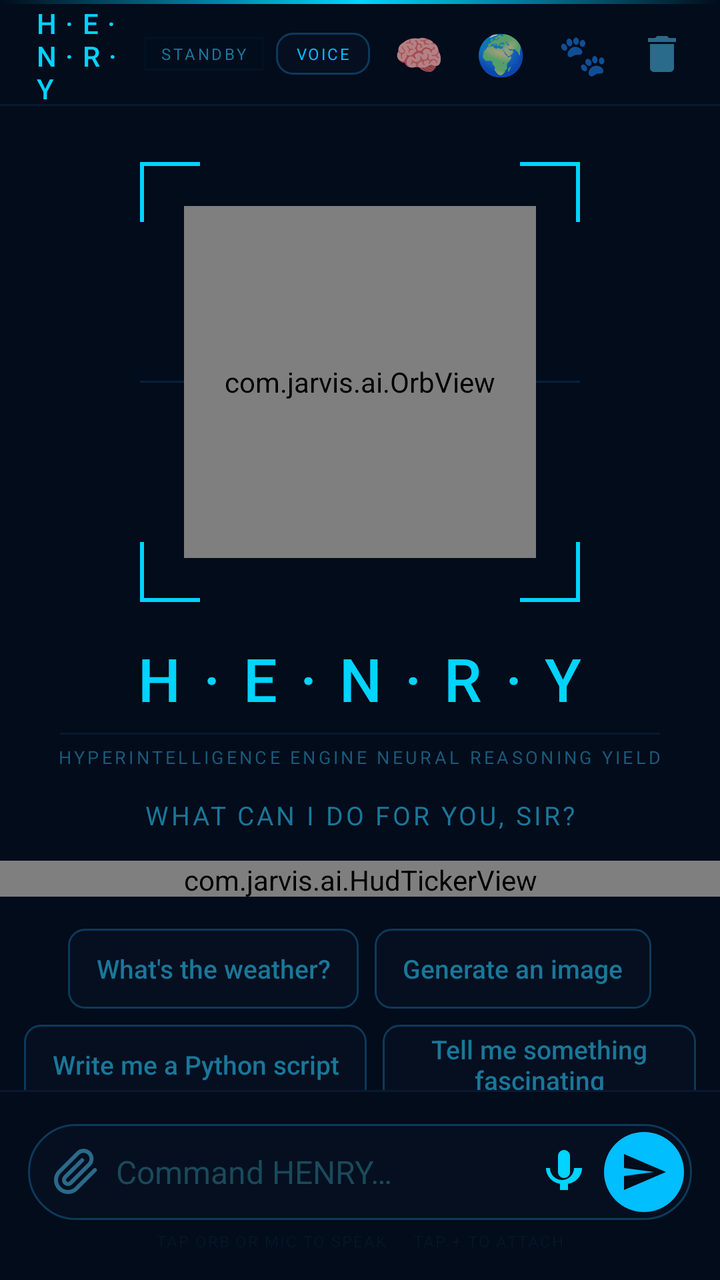
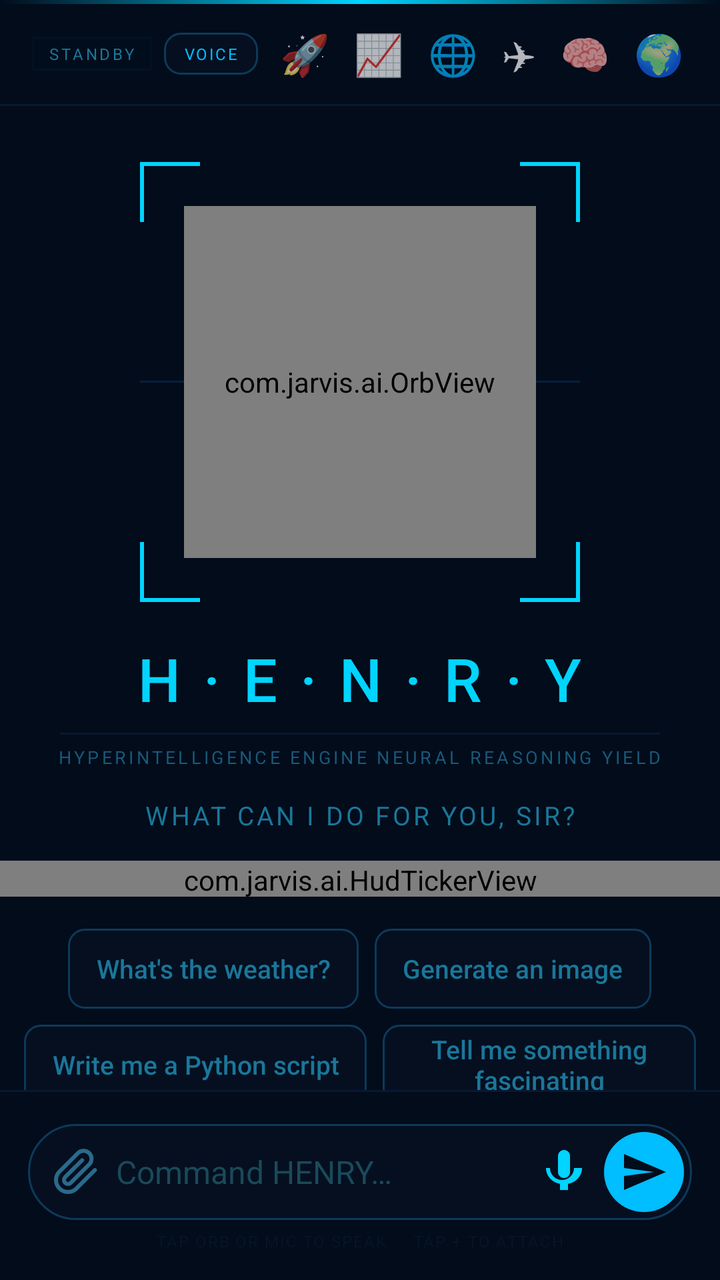

Compare the two renders of this Android layout. The source of the first and the diff that turns it into the second are given below.
<!-- AndroidManifest.xml: application theme Theme.Jarvis -->
<!-- res/layout/activity_main.xml -->
<?xml version="1.0" encoding="utf-8"?>
<androidx.constraintlayout.widget.ConstraintLayout
    xmlns:android="http://schemas.android.com/apk/res/android"
    xmlns:app="http://schemas.android.com/apk/res-auto"
    android:layout_width="match_parent"
    android:layout_height="match_parent"
    android:background="#020C1B">

    
    <View
        android:id="@+id/top_line"
        android:layout_width="match_parent"
        android:layout_height="2dp"
        android:background="@drawable/bg_gradient_line"
        app:layout_constraintTop_toTopOf="parent"
        app:layout_constraintStart_toStartOf="parent"/>

    
    <LinearLayout
        android:id="@+id/topbar"
        android:layout_width="match_parent"
        android:layout_height="50dp"
        android:orientation="horizontal"
        android:gravity="center_vertical"
        android:paddingStart="16dp"
        android:paddingEnd="12dp"
        android:background="#020C1B"
        app:layout_constraintTop_toBottomOf="@id/top_line"
        app:layout_constraintStart_toStartOf="parent">

        
        <LinearLayout
            android:layout_width="0dp"
            android:layout_height="wrap_content"
            android:layout_weight="1"
            android:orientation="vertical">

            <TextView
                android:id="@+id/tv_title"
                android:layout_width="wrap_content"
                android:layout_height="wrap_content"
                android:text="H·E·N·R·Y"
                android:textColor="#00D4FF"
                android:textSize="14sp"
                android:letterSpacing="0.32"
                android:fontFamily="sans-serif-medium"/>

            <TextView
                android:layout_width="wrap_content"
                android:layout_height="wrap_content"
                android:text="HYPERINTELLIGENCE ENGINE NEURAL REASONING YIELD"
                android:textColor="#2E6A8A"
                android:textSize="6sp"
                android:letterSpacing="0.12"/>

        </LinearLayout>

        
        <TextView
            android:id="@+id/tv_status"
            android:layout_width="wrap_content"
            android:layout_height="wrap_content"
            android:text="STANDBY"
            android:textColor="#1A7799"
            android:textSize="8sp"
            android:letterSpacing="0.16"
            android:paddingHorizontal="8dp"
            android:paddingVertical="3dp"
            android:layout_marginEnd="6dp"
            android:background="@drawable/bg_status_badge"/>

        
        <TextView
            android:id="@+id/btn_voice"
            android:layout_width="wrap_content"
            android:layout_height="wrap_content"
            android:text="VOICE"
            android:textColor="#00BEFF"
            android:textSize="8sp"
            android:letterSpacing="0.1"
            android:paddingHorizontal="10dp"
            android:paddingVertical="5dp"
            android:layout_marginEnd="6dp"
            android:background="@drawable/bg_chip"
            android:clickable="true"
            android:focusable="true"
            android:contentDescription="Voice settings"/>

        
        <TextView
            android:id="@+id/btn_brain"
            android:layout_width="wrap_content"
            android:layout_height="wrap_content"
            android:text="🧠"
            android:textSize="20sp"
            android:paddingHorizontal="6dp"
            android:paddingVertical="4dp"
            android:layout_marginEnd="4dp"
            android:clickable="true"
            android:focusable="true"
            android:contentDescription="Brain"/>

        
        <TextView
            android:id="@+id/btn_earth_map"
            android:layout_width="wrap_content"
            android:layout_height="wrap_content"
            android:text="🌍"
            android:textSize="20sp"
            android:paddingHorizontal="6dp"
            android:paddingVertical="4dp"
            android:layout_marginEnd="4dp"
            android:clickable="true"
            android:focusable="true"
            android:contentDescription="Earth Map"/>

        
        <TextView
            android:id="@+id/btn_animal_scan"
            android:layout_width="wrap_content"
            android:layout_height="wrap_content"
            android:text="🐾"
            android:textSize="20sp"
            android:paddingHorizontal="6dp"
            android:paddingVertical="4dp"
            android:layout_marginEnd="4dp"
            android:clickable="true"
            android:focusable="true"
            android:contentDescription="Animal Scanner"/>

        
        <ImageButton
            android:id="@+id/btn_clear"
            android:layout_width="34dp"
            android:layout_height="34dp"
            android:background="@android:color/transparent"
            android:src="@drawable/ic_delete"
            android:contentDescription="Clear"
            android:tint="#2A6A8A"/>

    </LinearLayout>

    
    <View
        android:id="@+id/top_bar_line"
        android:layout_width="match_parent"
        android:layout_height="1dp"
        android:background="#081830"
        app:layout_constraintTop_toBottomOf="@id/topbar"
        app:layout_constraintStart_toStartOf="parent"/>

    
    <androidx.core.widget.NestedScrollView
        android:id="@+id/scroll_main"
        android:layout_width="match_parent"
        android:layout_height="0dp"
        android:fillViewport="true"
        app:layout_constraintTop_toBottomOf="@id/top_bar_line"
        app:layout_constraintBottom_toTopOf="@id/bottom_bar_line"
        app:layout_constraintStart_toStartOf="parent"
        app:layout_constraintEnd_toEndOf="parent">

        <LinearLayout
            android:layout_width="match_parent"
            android:layout_height="wrap_content"
            android:orientation="vertical">

            
            <LinearLayout
                android:id="@+id/orb_section"
                android:layout_width="match_parent"
                android:layout_height="wrap_content"
                android:orientation="vertical"
                android:gravity="center"
                android:paddingTop="28dp"
                android:paddingBottom="4dp">

                
                <FrameLayout
                    android:layout_width="220dp"
                    android:layout_height="220dp"
                    android:gravity="center">

                    
                    <View android:layout_width="30dp" android:layout_height="2dp"
                        android:background="#00D4FF" android:layout_gravity="top|start"/>
                    <View android:layout_width="2dp" android:layout_height="30dp"
                        android:background="#00D4FF" android:layout_gravity="top|start"/>
                    
                    <View android:layout_width="30dp" android:layout_height="2dp"
                        android:background="#00D4FF" android:layout_gravity="top|end"/>
                    <View android:layout_width="2dp" android:layout_height="30dp"
                        android:background="#00D4FF" android:layout_gravity="top|end"/>
                    
                    <View android:layout_width="30dp" android:layout_height="2dp"
                        android:background="#00D4FF" android:layout_gravity="bottom|start"/>
                    <View android:layout_width="2dp" android:layout_height="30dp"
                        android:background="#00D4FF" android:layout_gravity="bottom|start"/>
                    
                    <View android:layout_width="30dp" android:layout_height="2dp"
                        android:background="#00D4FF" android:layout_gravity="bottom|end"/>
                    <View android:layout_width="2dp" android:layout_height="30dp"
                        android:background="#00D4FF" android:layout_gravity="bottom|end"/>

                    
                    <View android:layout_width="match_parent" android:layout_height="1dp"
                        android:background="#06203A" android:layout_gravity="center"/>

                    
                    <com.jarvis.ai.OrbView
                        android:id="@+id/orb_view"
                        android:layout_width="176dp"
                        android:layout_height="176dp"
                        android:layout_gravity="center"
                        android:clickable="true"
                        android:focusable="true"/>

                </FrameLayout>

                
                <TextView
                    android:id="@+id/tv_henry_name"
                    android:layout_width="wrap_content"
                    android:layout_height="wrap_content"
                    android:text="H·E·N·R·Y"
                    android:textColor="#00D4FF"
                    android:textSize="30sp"
                    android:letterSpacing="0.38"
                    android:fontFamily="sans-serif-medium"
                    android:layout_marginTop="18dp"/>

                
                <View
                    android:layout_width="300dp"
                    android:layout_height="1dp"
                    android:background="#081830"
                    android:layout_marginTop="7dp"/>

                
                <TextView
                    android:layout_width="wrap_content"
                    android:layout_height="wrap_content"
                    android:text="HYPERINTELLIGENCE ENGINE NEURAL REASONING YIELD"
                    android:textColor="#1A5A7A"
                    android:textSize="9sp"
                    android:letterSpacing="0.16"
                    android:layout_marginTop="5dp"/>

                
                <TextView
                    android:id="@+id/tv_orb_hint"
                    android:layout_width="wrap_content"
                    android:layout_height="wrap_content"
                    android:text="WHAT CAN I DO FOR YOU, SIR?"
                    android:textColor="#1A7799"
                    android:textSize="13sp"
                    android:letterSpacing="0.1"
                    android:layout_marginTop="14dp"/>

                
                <com.jarvis.ai.HudTickerView
                    android:layout_width="match_parent"
                    android:layout_height="18dp"
                    android:layout_marginTop="14dp"/>

            </LinearLayout>

            
            <LinearLayout
                android:id="@+id/chips_row1"
                android:layout_width="match_parent"
                android:layout_height="wrap_content"
                android:orientation="horizontal"
                android:gravity="center"
                android:paddingHorizontal="12dp"
                android:layout_marginTop="12dp">

                <Button
                    android:id="@+id/chip1"
                    style="@android:style/Widget.Material.Button.Borderless"
                    android:layout_width="wrap_content"
                    android:layout_height="40dp"
                    android:text="What's the weather?"
                    android:textColor="#1A7799"
                    android:textSize="13sp"
                    android:textAllCaps="false"
                    android:background="@drawable/bg_chip"
                    android:paddingHorizontal="14dp"
                    android:layout_marginEnd="8dp"
                    android:stateListAnimator="@null"/>

                <Button
                    android:id="@+id/chip2"
                    style="@android:style/Widget.Material.Button.Borderless"
                    android:layout_width="wrap_content"
                    android:layout_height="40dp"
                    android:text="Generate an image"
                    android:textColor="#1A7799"
                    android:textSize="13sp"
                    android:textAllCaps="false"
                    android:background="@drawable/bg_chip"
                    android:paddingHorizontal="14dp"
                    android:stateListAnimator="@null"/>

            </LinearLayout>

            
            <LinearLayout
                android:id="@+id/chips_row2"
                android:layout_width="match_parent"
                android:layout_height="wrap_content"
                android:orientation="horizontal"
                android:gravity="center"
                android:paddingHorizontal="12dp"
                android:layout_marginTop="8dp">

                <Button
                    android:id="@+id/chip3"
                    style="@android:style/Widget.Material.Button.Borderless"
                    android:layout_width="wrap_content"
                    android:layout_height="40dp"
                    android:text="Write me a Python script"
                    android:textColor="#1A7799"
                    android:textSize="13sp"
                    android:textAllCaps="false"
                    android:background="@drawable/bg_chip"
                    android:paddingHorizontal="14dp"
                    android:layout_marginEnd="8dp"
                    android:stateListAnimator="@null"/>

                <Button
                    android:id="@+id/chip4"
                    style="@android:style/Widget.Material.Button.Borderless"
                    android:layout_width="wrap_content"
                    android:layout_height="40dp"
                    android:text="Tell me something fascinating"
                    android:textColor="#1A7799"
                    android:textSize="13sp"
                    android:textAllCaps="false"
                    android:background="@drawable/bg_chip"
                    android:paddingHorizontal="14dp"
                    android:stateListAnimator="@null"/>

            </LinearLayout>

            
            <LinearLayout
                android:id="@+id/chips_row3"
                android:layout_width="match_parent"
                android:layout_height="wrap_content"
                android:orientation="horizontal"
                android:gravity="center"
                android:paddingHorizontal="12dp"
                android:layout_marginTop="8dp"
                android:layout_marginBottom="12dp">

                <Button
                    android:id="@+id/chip5"
                    style="@android:style/Widget.Material.Button.Borderless"
                    android:layout_width="wrap_content"
                    android:layout_height="40dp"
                    android:text="Latest tech news"
                    android:textColor="#1A7799"
                    android:textSize="13sp"
                    android:textAllCaps="false"
                    android:background="@drawable/bg_chip"
                    android:paddingHorizontal="14dp"
                    android:layout_marginEnd="8dp"
                    android:stateListAnimator="@null"/>

                <Button
                    android:id="@+id/chip6"
                    style="@android:style/Widget.Material.Button.Borderless"
                    android:layout_width="wrap_content"
                    android:layout_height="40dp"
                    android:text="Explain quantum computing"
                    android:textColor="#1A7799"
                    android:textSize="13sp"
                    android:textAllCaps="false"
                    android:background="@drawable/bg_chip"
                    android:paddingHorizontal="14dp"
                    android:stateListAnimator="@null"/>

            </LinearLayout>

            
            <androidx.recyclerview.widget.RecyclerView
                android:id="@+id/recycler_chat"
                android:layout_width="match_parent"
                android:layout_height="wrap_content"
                android:paddingHorizontal="10dp"
                android:paddingTop="4dp"
                android:paddingBottom="8dp"
                android:clipToPadding="false"
                android:scrollbars="none"
                android:nestedScrollingEnabled="false"/>

        </LinearLayout>
    </androidx.core.widget.NestedScrollView>

    
    <View
        android:id="@+id/bottom_bar_line"
        android:layout_width="match_parent"
        android:layout_height="1dp"
        android:background="#081830"
        app:layout_constraintBottom_toTopOf="@id/input_container"
        app:layout_constraintStart_toStartOf="parent"/>

    
    <LinearLayout
        android:id="@+id/input_container"
        android:layout_width="match_parent"
        android:layout_height="wrap_content"
        android:orientation="vertical"
        android:background="#020C1B"
        android:paddingTop="10dp"
        android:paddingBottom="14dp"
        android:paddingHorizontal="14dp"
        app:layout_constraintBottom_toBottomOf="parent"
        app:layout_constraintStart_toStartOf="parent"
        app:layout_constraintEnd_toEndOf="parent">

        
        <FrameLayout
            android:layout_width="wrap_content"
            android:layout_height="wrap_content"
            android:layout_marginBottom="6dp">

            <ImageView
                android:id="@+id/iv_attach_preview"
                android:layout_width="64dp"
                android:layout_height="64dp"
                android:scaleType="centerCrop"
                android:background="@drawable/bg_chip"
                android:visibility="gone"
                android:contentDescription="Attached image"/>

            <TextView
                android:id="@+id/tv_remove_attach"
                android:layout_width="16dp"
                android:layout_height="16dp"
                android:text="x"
                android:textColor="#00BEFF"
                android:textSize="9sp"
                android:gravity="center"
                android:background="#aa020C1B"
                android:visibility="gone"
                android:layout_gravity="top|end"/>

        </FrameLayout>

        
        <LinearLayout
            android:layout_width="match_parent"
            android:layout_height="wrap_content"
            android:orientation="horizontal"
            android:gravity="center_vertical"
            android:background="@drawable/bg_input_box"
            android:paddingHorizontal="4dp"
            android:paddingVertical="4dp">

            <ImageButton
                android:id="@+id/btn_attach"
                android:layout_width="40dp"
                android:layout_height="40dp"
                android:background="@android:color/transparent"
                android:src="@drawable/ic_attach"
                android:contentDescription="Attach"
                android:tint="#2A6A8A"/>

            <EditText
                android:id="@+id/et_input"
                android:layout_width="0dp"
                android:layout_height="wrap_content"
                android:layout_weight="1"
                android:background="@null"
                android:textColor="#00D4FF"
                android:textColorHint="#1A4A5A"
                android:textSize="16sp"
                android:hint="Command HENRY…"
                android:maxLines="4"
                android:inputType="textMultiLine|textCapSentences"
                android:imeOptions="actionSend"/>

            <ImageButton
                android:id="@+id/btn_mic"
                android:layout_width="40dp"
                android:layout_height="40dp"
                android:background="@android:color/transparent"
                android:src="@drawable/ic_mic"
                android:contentDescription="Voice input"
                android:tint="#00D4FF"/>

            <ImageButton
                android:id="@+id/btn_send"
                android:layout_width="40dp"
                android:layout_height="40dp"
                android:background="@drawable/bg_send_btn"
                android:src="@drawable/ic_send"
                android:contentDescription="Send"
                android:tint="#020C1B"/>

        </LinearLayout>

        <TextView
            android:layout_width="wrap_content"
            android:layout_height="wrap_content"
            android:layout_gravity="center_horizontal"
            android:layout_marginTop="5dp"
            android:text="TAP ORB OR MIC TO SPEAK  ·  TAP + TO ATTACH"
            android:textColor="#071525"
            android:textSize="8sp"
            android:letterSpacing="0.08"/>

    </LinearLayout>

</androidx.constraintlayout.widget.ConstraintLayout>
<!-- resources referenced by this layout -->
<resources>
  <!-- drawable bg_chip (drawable) -->
  <?xml version="1.0" encoding="utf-8"?>
  <ripple xmlns:android="http://schemas.android.com/apk/res/android"
      android:color="#1400BEFF">
      <item>
          <shape android:shape="rectangle">
              <solid android:color="#050F20"/>
              <corners android:radius="8dp"/>
              <stroke android:width="1dp" android:color="#0D3A5A"/>
          </shape>
      </item>
  </ripple>
  <!-- drawable bg_gradient_line (drawable) -->
  <?xml version="1.0" encoding="utf-8"?>
  <shape xmlns:android="http://schemas.android.com/apk/res/android"
      android:shape="rectangle">
      <gradient
          android:type="linear"
          android:angle="0"
          android:startColor="#00000000"
          android:centerColor="#FF00D4FF"
          android:endColor="#00000000"/>
  </shape>
  <!-- drawable bg_input_box (drawable) -->
  <?xml version="1.0" encoding="utf-8"?>
  <shape xmlns:android="http://schemas.android.com/apk/res/android"
      android:shape="rectangle">
      <solid android:color="#050F20"/>
      <corners android:radius="24dp"/>
      <stroke android:width="1dp" android:color="#0D3A5A"/>
  </shape>
  <!-- drawable bg_send_btn (drawable) -->
  <?xml version="1.0" encoding="utf-8"?>
  <shape xmlns:android="http://schemas.android.com/apk/res/android"
      android:shape="oval">
      <solid android:color="#00BEFF"/>
  </shape>
  <!-- drawable bg_status_badge (drawable) -->
  <?xml version="1.0" encoding="utf-8"?>
  <shape xmlns:android="http://schemas.android.com/apk/res/android"
      android:shape="rectangle">
      <solid android:color="#08003344"/>
      <stroke android:width="1dp" android:color="#1A004466"/>
  </shape>
  <!-- drawable ic_attach (drawable) -->
  <vector xmlns:android="http://schemas.android.com/apk/res/android"
      android:width="24dp"
      android:height="24dp"
      android:viewportWidth="24"
      android:viewportHeight="24">
      <path
          android:fillColor="@android:color/transparent"
          android:strokeColor="#64748b"
          android:strokeWidth="2"
          android:strokeLineCap="round"
          android:strokeLineJoin="round"
          android:pathData="M21.44,11.05l-9.19,9.19a6,6 0,0 1,-8.49 -8.49l9.19,-9.19a4,4 0,0 1,5.66 5.66l-9.2,9.19a2,2 0,0 1,-2.83 -2.83l8.49,-8.48"/>
  </vector>
  <!-- drawable ic_delete (drawable) -->
  <?xml version="1.0" encoding="utf-8"?>
  <vector xmlns:android="http://schemas.android.com/apk/res/android"
      android:width="24dp" android:height="24dp"
      android:viewportWidth="24" android:viewportHeight="24">
      <path android:fillColor="#FFFFFFFF"
          android:pathData="M6,19C6,20.1 6.9,21 8,21L16,21C17.1,21 18,20.1 18,19L18,7L6,7L6,19ZM19,4L15.5,4L14.5,3L9.5,3L8.5,4L5,4L5,6L19,6L19,4Z"/>
  </vector>
  <!-- drawable ic_send (drawable) -->
  <?xml version="1.0" encoding="utf-8"?>
  <vector xmlns:android="http://schemas.android.com/apk/res/android"
      android:width="24dp" android:height="24dp"
      android:viewportWidth="24" android:viewportHeight="24">
      <path android:fillColor="#FFFFFFFF"
          android:pathData="M2,21L23,12L2,3L2,10L17,12L2,14L2,21Z"/>
  </vector>
  <style name="Theme.Jarvis" parent="Theme.AppCompat.NoActionBar">
          <item name="android:windowBackground">#070d1a</item>
          <item name="android:statusBarColor">#070d1a</item>
          <item name="android:navigationBarColor">#070d1a</item>
          <item name="android:windowFullscreen">true</item>
          <item name="colorPrimary">#3b82f6</item>
          <item name="colorPrimaryDark">#1d4ed8</item>
          <item name="colorAccent">#3b82f6</item>
      </style>
  <!-- unchanged entries left out for length: 1 -->
</resources>

<!-- the commit's change to res/layout/activity_main.xml (unified diff, before → after) -->
@@ -88,14 +88,70 @@
 
         
         <TextView
+            android:id="@+id/btn_space"
+            android:layout_width="wrap_content"
+            android:layout_height="wrap_content"
+            android:text="🚀"
+            android:textSize="20sp"
+            android:paddingHorizontal="5dp"
+            android:paddingVertical="4dp"
+            android:layout_marginEnd="2dp"
+            android:clickable="true"
+            android:focusable="true"
+            android:contentDescription="Space Command"/>
+
+        
+        <TextView
+            android:id="@+id/btn_markets"
+            android:layout_width="wrap_content"
+            android:layout_height="wrap_content"
+            android:text="📈"
+            android:textSize="20sp"
+            android:paddingHorizontal="5dp"
+            android:paddingVertical="4dp"
+            android:layout_marginEnd="2dp"
+            android:clickable="true"
+            android:focusable="true"
+            android:contentDescription="Live Markets"/>
+
+        
+        <TextView
+            android:id="@+id/btn_earth_radar"
+            android:layout_width="wrap_content"
+            android:layout_height="wrap_content"
+            android:text="🌐"
+            android:textSize="20sp"
+            android:paddingHorizontal="5dp"
+            android:paddingVertical="4dp"
+            android:layout_marginEnd="2dp"
+            android:clickable="true"
+            android:focusable="true"
+            android:contentDescription="Earth Radar"/>
+
+        
+        <TextView
+            android:id="@+id/btn_flight"
+            android:layout_width="wrap_content"
+            android:layout_height="wrap_content"
+            android:text="✈"
+            android:textSize="20sp"
+            android:paddingHorizontal="5dp"
+            android:paddingVertical="4dp"
+            android:layout_marginEnd="2dp"
+            android:clickable="true"
+            android:focusable="true"
+            android:contentDescription="Flight Tracker"/>
+
+        
+        <TextView
             android:id="@+id/btn_brain"
             android:layout_width="wrap_content"
             android:layout_height="wrap_content"
             android:text="🧠"
             android:textSize="20sp"
-            android:paddingHorizontal="6dp"
-            android:paddingVertical="4dp"
-            android:layout_marginEnd="4dp"
+            android:paddingHorizontal="5dp"
+            android:paddingVertical="4dp"
+            android:layout_marginEnd="2dp"
             android:clickable="true"
             android:focusable="true"
             android:contentDescription="Brain"/>
@@ -107,9 +163,9 @@
             android:layout_height="wrap_content"
             android:text="🌍"
             android:textSize="20sp"
-            android:paddingHorizontal="6dp"
-            android:paddingVertical="4dp"
-            android:layout_marginEnd="4dp"
+            android:paddingHorizontal="5dp"
+            android:paddingVertical="4dp"
+            android:layout_marginEnd="2dp"
             android:clickable="true"
             android:focusable="true"
             android:contentDescription="Earth Map"/>
@@ -121,9 +177,9 @@
             android:layout_height="wrap_content"
             android:text="🐾"
             android:textSize="20sp"
-            android:paddingHorizontal="6dp"
-            android:paddingVertical="4dp"
-            android:layout_marginEnd="4dp"
+            android:paddingHorizontal="5dp"
+            android:paddingVertical="4dp"
+            android:layout_marginEnd="2dp"
             android:clickable="true"
             android:focusable="true"
             android:contentDescription="Animal Scanner"/>
